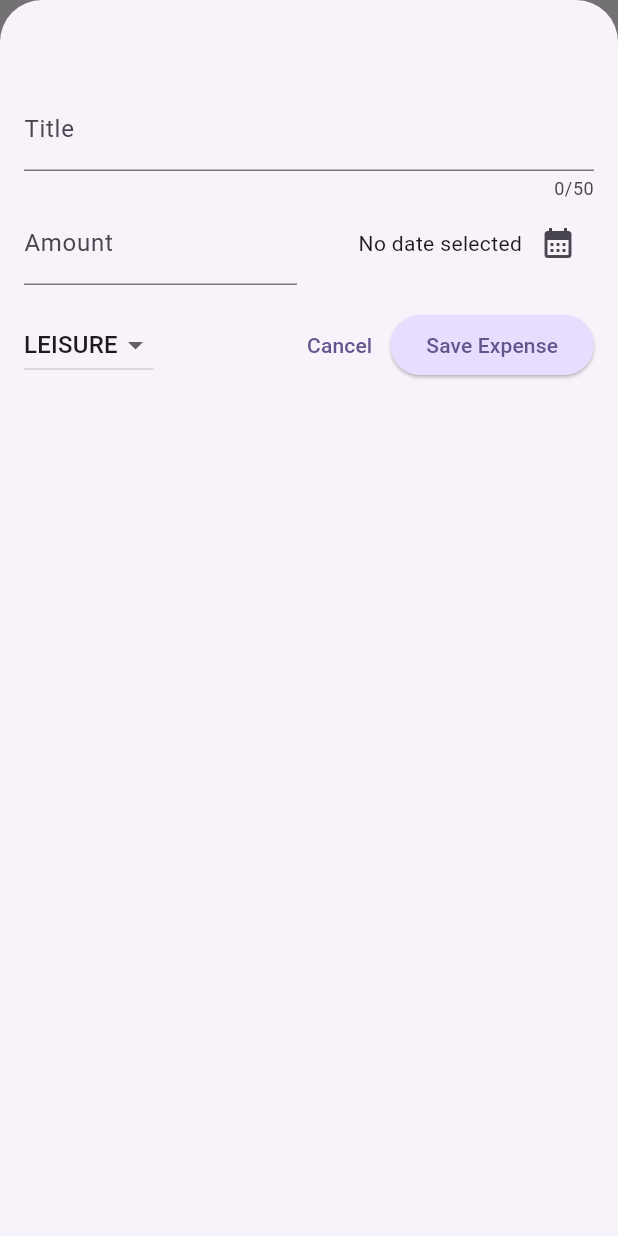
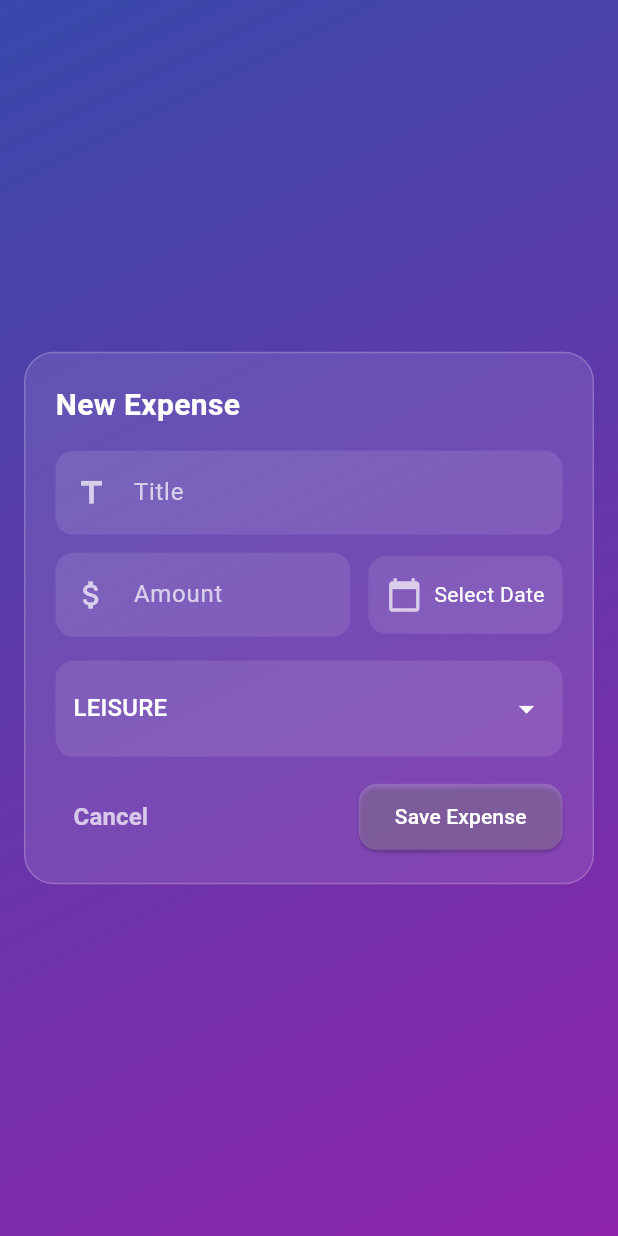
Before and after one commit to NurislamAiu/expense_tracker_nurs, a Flutter app: the screen it shows after launch, after a tap on the "add" icon, on a phone screen of 412 x 824 dp. Run offline on Flutter 3.47's test engine with Material 3 defaults, Android fonts, the phone set to English and light mode, and no system bars.

Commit message:
was updated full UI

```diff
--- a/lib/widgets/chart/chart_bar.dart
+++ b/lib/widgets/chart/chart_bar.dart
@@ -13,16 +13,17 @@ class ChartBar extends StatelessWidget {
       child: Padding(
         padding: EdgeInsets.symmetric(horizontal: 4),
         child: FractionallySizedBox(
-          heightFactor: fill,
+          heightFactor: fill == 0 ? 0.05 : fill,
           child: DecoratedBox(
             decoration: BoxDecoration(
-              shape: BoxShape.rectangle,
-              borderRadius: BorderRadius.vertical(
-                top: Radius.circular(8),
+              borderRadius: BorderRadius.circular(12),
+              gradient: LinearGradient(
+                colors: isDarkMode
+                    ? [Colors.indigo.shade800, Colors.purple.shade800]
+                    : [Colors.indigo.shade300, Colors.purple.shade400],
+                begin: Alignment.bottomCenter,
+                end: Alignment.topCenter,
               ),
-              color: isDarkMode
-                  ? Theme.of(context).colorScheme.secondary
-                  : Theme.of(context).colorScheme.primary.withOpacity(0.65),
             ),
           ),
         ),
--- a/lib/widgets/expenses.dart
+++ b/lib/widgets/expenses.dart
@@ -29,6 +29,7 @@ class _ExpensesState extends State<Expenses> {
   void _openAddExpenseOverlay() {
     showModalBottomSheet(
       isScrollControlled: true,
+      useSafeArea: true,
       context: context,
       builder: (ctx) => NewExpense(
         onAddExpense: _addExpense,
@@ -82,11 +83,19 @@ class _ExpensesState extends State<Expenses> {
     }
     return Scaffold(
       appBar: AppBar(
-        title: Text('Flutter Expense Tracker'),
+        title: Text(
+          'Expense Tracker',
+          style: TextStyle(fontWeight: FontWeight.bold),
+        ),
+        centerTitle: true,
+        backgroundColor: Colors.indigo.shade600,
+        foregroundColor: Colors.white,
+        elevation: 4,
+        shadowColor: Colors.black26,
         actions: [
           IconButton(
             onPressed: _openAddExpenseOverlay,
-            icon: Icon(Icons.add),
+            icon: Icon(Icons.add, color: Colors.white),
           ),
         ],
       ),
--- a/lib/widgets/expenses_list/expense_item.dart
+++ b/lib/widgets/expenses_list/expense_item.dart
@@ -9,32 +9,67 @@ class ExpenseItem extends StatelessWidget {
   @override
   Widget build(BuildContext context) {
     return Card(
+      elevation: 6,
+      margin: EdgeInsets.symmetric(horizontal: 16, vertical: 8),
+      shape: RoundedRectangleBorder(
+        borderRadius: BorderRadius.circular(16),
+      ),
+      child: Container(
+        decoration: BoxDecoration(
+          gradient: LinearGradient(
+            colors: [
+              Colors.indigo.shade400,
+              Colors.purple.shade400,
+            ],
+            begin: Alignment.topLeft,
+            end: Alignment.bottomRight,
+          ),
+          borderRadius: BorderRadius.circular(16),
+        ),
         child: Padding(
-        padding: EdgeInsets.symmetric(horizontal: 20, vertical: 16),
+          padding: EdgeInsets.all(16),
           child: Column(
             crossAxisAlignment: CrossAxisAlignment.start,
             children: [
               Text(
                 expense.title,
-              style: TextStyle(fontSize: 16, color: Colors.black, fontWeight: FontWeight.bold),
+                style: TextStyle(
+                  fontSize: 18,
+                  fontWeight: FontWeight.bold,
+                  color: Colors.white,
                 ),
-            SizedBox(height: 4),
+              ),
+              SizedBox(height: 8),
               Row(
                 children: [
-                Text('\$${expense.amount.toStringAsFixed(2)}'),
+                  Text(
+                    '\$${expense.amount.toStringAsFixed(2)}',
+                    style: TextStyle(
+                      fontSize: 16,
+                      fontWeight: FontWeight.w500,
+                      color: Colors.white,
+                    ),
+                  ),
                   Spacer(),
                   Row(
                     children: [
-                    Icon(categoryIcons[expense.category]),
+                      Icon(
+                        categoryIcons[expense.category] ?? Icons.help_outline,
+                        color: Colors.white,
+                      ),
                       SizedBox(width: 8),
-                    Text(expense.formattedDate)
+                      Text(
+                        expense.formattedDate,
+                        style: TextStyle(color: Colors.white70),
+                      ),
                     ],
-                )
+                  ),
                 ],
               ),
             ],
           ),
         ),
+      ),
     );
   }
 }
--- a/lib/widgets/expenses_list/expenses_list.dart
+++ b/lib/widgets/expenses_list/expenses_list.dart
@@ -11,20 +11,44 @@ class ExpensesList extends StatelessWidget {
 
   @override
   Widget build(BuildContext context) {
+    if (expenses.isEmpty) {
+      return Center(
+        child: Text(
+          'No expenses found!',
+          style: TextStyle(fontSize: 16, color: Colors.grey),
+        ),
+      );
+    }
+
     return ListView.builder(
       itemCount: expenses.length,
       itemBuilder: (ctx, index) => Dismissible(
+        key: ValueKey(expenses[index].id),
         background: Container(
-          color: Theme.of(context).colorScheme.error,
-          margin: Theme.of(context).cardTheme.margin,
+          decoration: BoxDecoration(
+            color: Colors.deepPurple.shade400,
+            borderRadius: BorderRadius.circular(12),
+          ),
+          alignment: Alignment.centerRight,
+          padding: EdgeInsets.symmetric(horizontal: 20),
+          margin: EdgeInsets.symmetric(horizontal: 16, vertical: 8),
+          child: Row(
+            mainAxisAlignment: MainAxisAlignment.end,
+            children: [
+              Text(
+                "Deleting...",
+                style: TextStyle(color: Colors.white, fontWeight: FontWeight.bold),
+              ),
+              SizedBox(width: 8),
+              Icon(Icons.delete, color: Colors.white, size: 32),
+            ],
+          ),
         ),
-        key: ValueKey(expenses[index].id),
+        direction: DismissDirection.endToStart,
         onDismissed: (direction) {
           onRemoveExpense(expenses[index]);
         },
-        child: ExpenseItem(
-          expenses[index],
-        ),
+        child: ExpenseItem(expenses[index]),
       ),
     );
   }
--- a/lib/widgets/new_expense.dart
+++ b/lib/widgets/new_expense.dart
@@ -1,6 +1,6 @@
 import 'package:flutter/material.dart';
-
 import '../models/expense.dart';
+import 'package:intl/intl.dart';
 
 class NewExpense extends StatefulWidget {
   const NewExpense({super.key, required this.onAddExpense});
@@ -26,11 +26,9 @@ class _NewExpenseState extends State<NewExpense> {
       firstDate: firstDate,
       lastDate: now,
     );
-    setState(
-      () {
+    setState(() {
       _selectedDate = pickedDate;
-      },
-    );
+    });
   }
 
   void _submitExpenseData() {
@@ -43,8 +41,7 @@ class _NewExpenseState extends State<NewExpense> {
         context: context,
         builder: (ctx) => AlertDialog(
           title: Text('Invalid input'),
-          content: Text(
-              'Please make sure a valid title, amount, date amd category was entered...'),
+          content: Text('Please enter a valid title, amount, and date.'),
           actions: [
             TextButton(
                 onPressed: () => Navigator.pop(context), child: Text('Okay'))
@@ -73,86 +70,181 @@ class _NewExpenseState extends State<NewExpense> {
 
   @override
   Widget build(BuildContext context) {
-    return Padding(
-      padding: EdgeInsets.fromLTRB(16, 58, 16, 16),
-      child: Column(
-        children: [
-          TextField(
-            controller: _titleController,
-            maxLength: 50,
-            keyboardType: TextInputType.text,
-            decoration: InputDecoration(
-              label: Text('Title'),
+    return Container(
+      decoration: BoxDecoration(
+        gradient: LinearGradient(
+          colors: [
+            Colors.indigo.shade600, // Глубокий синий
+            Colors.purple.shade600, // Фиолетовый
+          ],
+          begin: Alignment.topLeft,
+          end: Alignment.bottomRight,
         ),
       ),
+      child: Center(
+        child: Padding(
+          padding: EdgeInsets.symmetric(horizontal: 16, vertical: 24),
+          child: Container(
+            padding: EdgeInsets.all(20),
+            decoration: BoxDecoration(
+              color: Colors.white.withOpacity(0.1), // Стеклянный эффект
+              borderRadius: BorderRadius.circular(20),
+              border: Border.all(color: Colors.white.withOpacity(0.2)),
+            ),
+            child: Column(
+              mainAxisSize: MainAxisSize.min,
+              crossAxisAlignment: CrossAxisAlignment.start,
+              children: [
+                // Заголовок
+                Text(
+                  "New Expense",
+                  style: TextStyle(
+                    fontSize: 20,
+                    fontWeight: FontWeight.bold,
+                    color: Colors.white,
+                  ),
+                ),
+                SizedBox(height: 16),
+
+                // Поле Title
+                _buildTextField("Title", _titleController, Icons.title),
+                SizedBox(height: 12),
+
+                // Поле Amount & Дата
                 Row(
                   children: [
                     Expanded(
-                child: TextField(
-                  controller: _amountController,
-                  keyboardType: TextInputType.number,
-                  decoration: InputDecoration(
-                    label: Text('Amount'),
-                    prefixText: '\$ ',
+                      child: _buildTextField(
+                          "Amount", _amountController, Icons.attach_money),
+                    ),
+                    SizedBox(width: 12),
+                    _buildDatePicker(),
+                  ],
+                ),
+                SizedBox(height: 16),
+
+                // Выбор категории
+                _buildCategoryDropdown(),
+                SizedBox(height: 16),
+
+                // Кнопки
+                Row(
+                  mainAxisAlignment: MainAxisAlignment.spaceBetween,
+                  children: [
+                    _buildCancelButton(),
+                    _buildSaveButton(),
+                  ],
+                ),
+              ],
             ),
           ),
         ),
-              SizedBox(width: 16),
-              Expanded(
+      ),
+    );
+  }
+
+  // Минималистичное текстовое поле
+  Widget _buildTextField(String hint, TextEditingController controller, IconData icon) {
+    return TextField(
+      controller: controller,
+      keyboardType: hint == "Amount" ? TextInputType.number : TextInputType.text,
+      style: TextStyle(color: Colors.white),
+      decoration: InputDecoration(
+        hintText: hint,
+        hintStyle: TextStyle(color: Colors.white70),
+        prefixIcon: Icon(icon, color: Colors.white70),
+        filled: true,
+        fillColor: Colors.white.withOpacity(0.1),
+        border: OutlineInputBorder(
+          borderRadius: BorderRadius.circular(12),
+          borderSide: BorderSide.none,
+        ),
+      ),
+    );
+  }
+
+  // Дата-пикер
+  Widget _buildDatePicker() {
+    return GestureDetector(
+      onTap: _presentDatePicker,
+      child: Container(
+        padding: EdgeInsets.symmetric(vertical: 14, horizontal: 12),
+        decoration: BoxDecoration(
+          color: Colors.white.withOpacity(0.1),
+          borderRadius: BorderRadius.circular(12),
+        ),
         child: Row(
-                  mainAxisAlignment: MainAxisAlignment.end,
-                  crossAxisAlignment: CrossAxisAlignment.center,
           children: [
+            Icon(Icons.calendar_today, color: Colors.white70),
+            SizedBox(width: 8),
             Text(
               _selectedDate == null
-                          ? 'No date selected'
-                          : formatter.format(_selectedDate!),
-                    ),
-                    IconButton(
-                      onPressed: _presentDatePicker,
-                      icon: Icon(Icons.calendar_month),
+                  ? "Select Date"
+                  : DateFormat.yMd().format(_selectedDate!),
+              style: TextStyle(color: Colors.white),
             ),
           ],
         ),
-              )
-            ],
       ),
-          SizedBox(height: 16),
-          Row(
-            children: [
-              DropdownButton(
+    );
+  }
+
+  // Выбор категории
+  Widget _buildCategoryDropdown() {
+    return Container(
+      padding: EdgeInsets.symmetric(horizontal: 12, vertical: 8),
+      decoration: BoxDecoration(
+        color: Colors.white.withOpacity(0.1),
+        borderRadius: BorderRadius.circular(12),
+      ),
+      child: DropdownButton<Category>(
         value: _selectedCategory,
+        isExpanded: true,
+        underline: SizedBox(),
+        dropdownColor: Colors.indigo.shade600,
+        icon: Icon(Icons.arrow_drop_down, color: Colors.white),
         items: Category.values
             .map(
               (category) => DropdownMenuItem(
             value: category,
             child: Text(
               category.name.toUpperCase(),
+              style: TextStyle(fontSize: 16, fontWeight: FontWeight.w500, color: Colors.white),
             ),
           ),
         )
             .toList(),
         onChanged: (value) {
-                  if (value == null) {
-                    return;
-                  }
+          if (value == null) return;
           setState(() {
             _selectedCategory = value;
           });
         },
       ),
-              Spacer(),
-              TextButton(
+    );
+  }
+
+  // Кнопка Cancel
+  Widget _buildCancelButton() {
+    return TextButton(
       onPressed: () => Navigator.pop(context),
-                child: Text("Cancel"),
+      child: Text(
+        "Cancel",
+        style: TextStyle(fontSize: 16, color: Colors.white70, fontWeight: FontWeight.bold),
       ),
-              ElevatedButton(
+    );
+  }
+
+  // Кнопка Save
+  Widget _buildSaveButton() {
+    return ElevatedButton(
       onPressed: _submitExpenseData,
       child: Text("Save Expense"),
-              ),
-            ],
-          ),
-        ],
+      style: ElevatedButton.styleFrom(
+        padding: EdgeInsets.symmetric(vertical: 12, horizontal: 24),
+        backgroundColor: Colors.white.withOpacity(0.2),
+        foregroundColor: Colors.white,
+        shape: RoundedRectangleBorder(borderRadius: BorderRadius.circular(12)),
       ),
     );
   }
```
Lines whose indentation alone changed are shown as unchanged.
